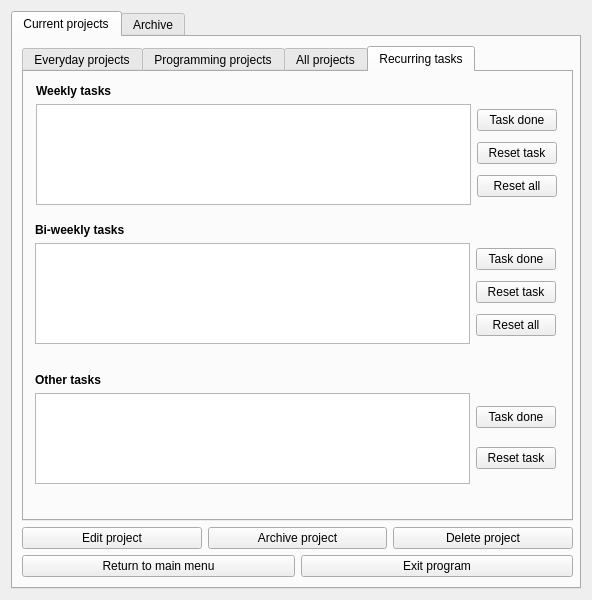
Qt form src/interface/viewerTabs.ui (SimonJagerSwe/project_planner_1.0) before a commit.
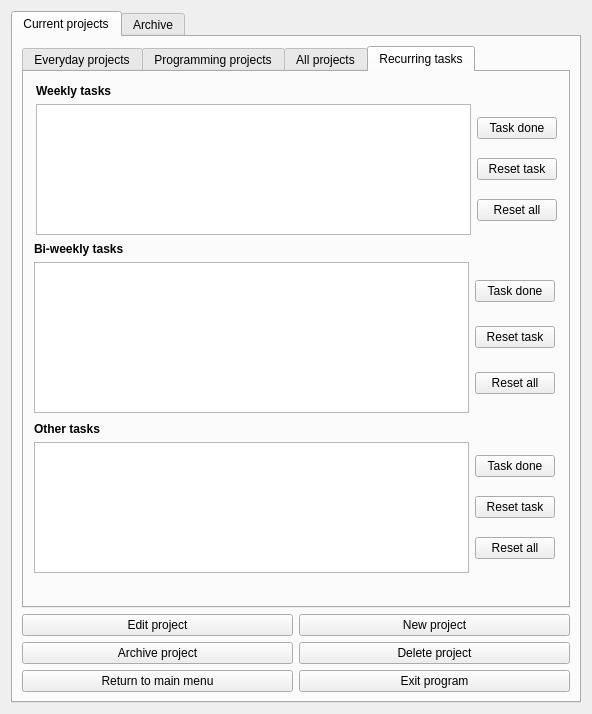
The same form after that commit. The open tabs and pages were chosen to show the change. Icons and pictures are not drawn.

Commit message: UI updated with the option to add a new project from the project viewer

```diff
--- a/src/interface/viewerTabs.ui
+++ b/src/interface/viewerTabs.ui
@@ -7,7 +7,7 @@
     <x>0</x>
     <y>0</y>
     <width>592</width>
-    <height>600</height>
+    <height>714</height>
    </rect>
   </property>
   <property name="windowTitle">
@@ -27,64 +27,10 @@
       <attribute name="title">
        <string>Current projects</string>
       </attribute>
-      <widget class="QWidget" name="layoutWidget">
-       <property name="geometry">
-        <rect>
-         <x>9</x>
-         <y>9</y>
-         <width>551</width>
-         <height>531</height>
-        </rect>
-       </property>
+      <layout class="QGridLayout" name="gridLayout_2">
+       <item row="0" column="0">
        <layout class="QGridLayout" name="projectTabLayout">
         <item row="1" column="0">
-         <layout class="QGridLayout" name="projectMenuLayout">
-          <item row="0" column="0">
-           <layout class="QHBoxLayout" name="projectManagerLayout">
-            <item>
-             <widget class="QPushButton" name="editProject">
-              <property name="text">
-               <string>Edit project</string>
-              </property>
-             </widget>
-            </item>
-            <item>
-             <widget class="QPushButton" name="archiveProject">
-              <property name="text">
-               <string>Archive project</string>
-              </property>
-             </widget>
-            </item>
-            <item>
-             <widget class="QPushButton" name="deleteProject">
-              <property name="text">
-               <string>Delete project</string>
-              </property>
-             </widget>
-            </item>
-           </layout>
-          </item>
-          <item row="1" column="0">
-           <layout class="QHBoxLayout" name="projectsNavigatorLayout">
-            <item>
-             <widget class="QPushButton" name="returnToMainProjects">
-              <property name="text">
-               <string>Return to main menu</string>
-              </property>
-             </widget>
-            </item>
-            <item>
-             <widget class="QPushButton" name="exitProjects">
-              <property name="text">
-               <string>Exit program</string>
-              </property>
-             </widget>
-            </item>
-           </layout>
-          </item>
-         </layout>
-        </item>
-        <item row="0" column="0">
          <widget class="QTabWidget" name="projectTabs">
           <property name="enabled">
            <bool>true</bool>
@@ -156,7 +102,7 @@
               <x>12</x>
               <y>12</y>
               <width>521</width>
-              <height>121</height>
+               <height>151</height>
              </rect>
             </property>
             <layout class="QGridLayout" name="weeklyGrid">
@@ -205,10 +151,10 @@
            <widget class="QWidget" name="layoutWidget">
             <property name="geometry">
              <rect>
-              <x>11</x>
-              <y>151</y>
+               <x>10</x>
+               <y>170</y>
               <width>521</width>
-              <height>121</height>
+               <height>171</height>
              </rect>
             </property>
             <layout class="QGridLayout" name="biGrid">
@@ -257,10 +203,10 @@
            <widget class="QWidget" name="layoutWidget">
             <property name="geometry">
              <rect>
-              <x>11</x>
-              <y>301</y>
+               <x>10</x>
+               <y>350</y>
               <width>521</width>
-              <height>111</height>
+               <height>151</height>
              </rect>
             </property>
             <layout class="QGridLayout" name="otherGrid">
@@ -295,6 +241,13 @@
                  </property>
                 </widget>
                </item>
+                <item>
+                 <widget class="QPushButton" name="otherResetAll">
+                  <property name="text">
+                   <string>Reset all</string>
+                  </property>
+                 </widget>
+                </item>
               </layout>
              </item>
             </layout>
@@ -303,7 +256,54 @@
          </widget>
         </item>
        </layout>
-      </widget>
+       </item>
+       <item row="1" column="0">
+        <layout class="QGridLayout" name="menuButtonsLayout">
+         <item row="0" column="0">
+          <widget class="QPushButton" name="editProject">
+           <property name="text">
+            <string>Edit project</string>
+           </property>
+          </widget>
+         </item>
+         <item row="0" column="1">
+          <widget class="QPushButton" name="newProject">
+           <property name="text">
+            <string>New project</string>
+           </property>
+          </widget>
+         </item>
+         <item row="1" column="0">
+          <widget class="QPushButton" name="archiveProject">
+           <property name="text">
+            <string>Archive project</string>
+           </property>
+          </widget>
+         </item>
+         <item row="1" column="1">
+          <widget class="QPushButton" name="deleteProject">
+           <property name="text">
+            <string>Delete project</string>
+           </property>
+          </widget>
+         </item>
+         <item row="2" column="0">
+          <widget class="QPushButton" name="returnToMainProjects">
+           <property name="text">
+            <string>Return to main menu</string>
+           </property>
+          </widget>
+         </item>
+         <item row="2" column="1">
+          <widget class="QPushButton" name="exitProjects">
+           <property name="text">
+            <string>Exit program</string>
+           </property>
+          </widget>
+         </item>
+        </layout>
+       </item>
+      </layout>
      </widget>
      <widget class="QWidget" name="archive">
       <attribute name="title">
```
Left out of the diff: 18 changed lines with no effect on the pictures. Lines whose indentation alone changed are shown as unchanged. The commit also changes 5 other files.
